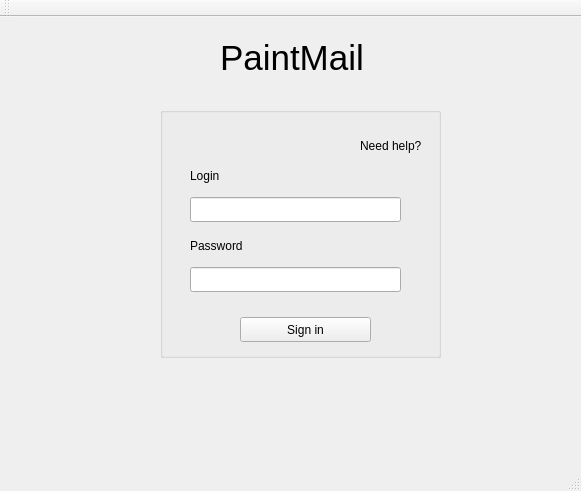
Old version of the form loginwindow.ui in the repository moevm/gui-1h2017-15.
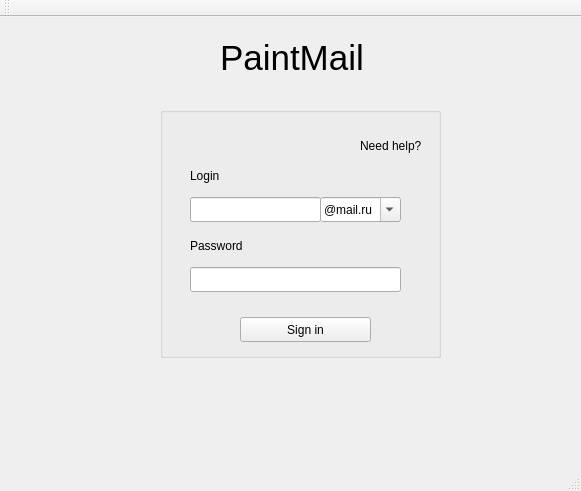
New version of the form.

Diff of the .ui file:
```diff
--- a/loginwindow.ui
+++ b/loginwindow.ui
@@ -31,7 +31,7 @@
       <rect>
        <x>30</x>
        <y>90</y>
-       <width>211</width>
+       <width>131</width>
        <height>25</height>
       </rect>
      </property>
@@ -101,6 +101,29 @@
       <string>Need help?</string>
      </property>
     </widget>
+    <widget class="QComboBox" name="comboBox">
+     <property name="geometry">
+      <rect>
+       <x>160</x>
+       <y>90</y>
+       <width>81</width>
+       <height>25</height>
+      </rect>
+     </property>
+     <property name="editable">
+      <bool>true</bool>
+     </property>
+     <item>
+      <property name="text">
+       <string>@mail.ru</string>
+      </property>
+     </item>
+     <item>
+      <property name="text">
+       <string>@gmail.com</string>
+      </property>
+     </item>
+    </widget>
    </widget>
    <widget class="QLabel" name="label">
     <property name="geometry">
```
Left out of the diff: 2 changed lines with no effect on the pictures.
